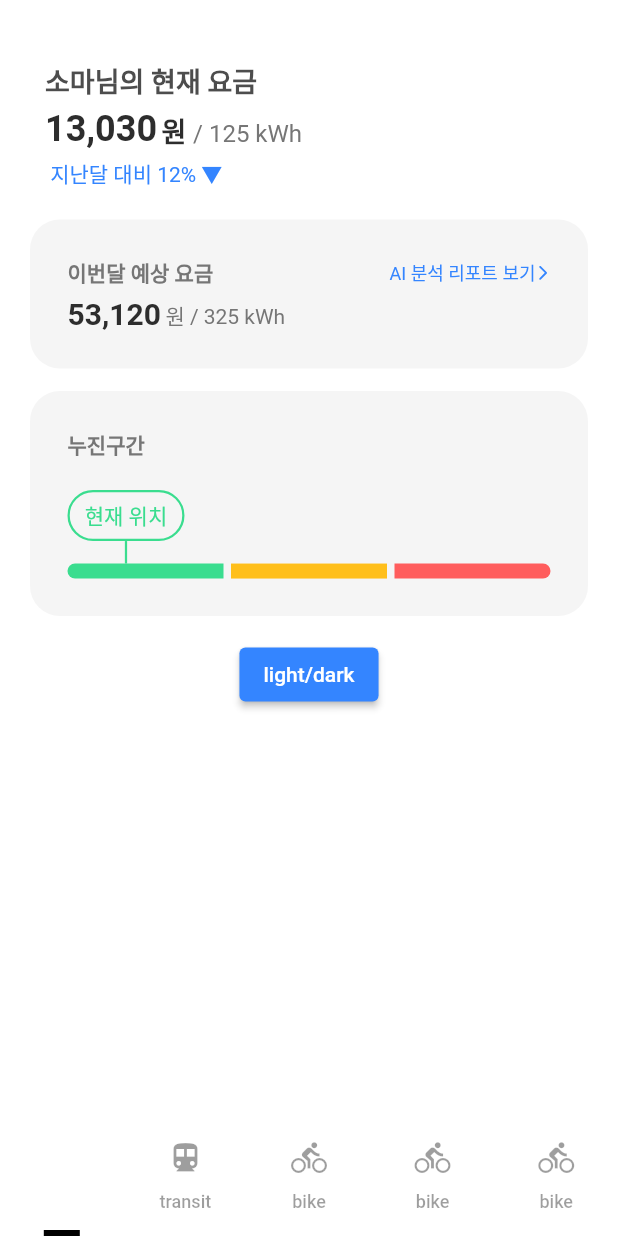
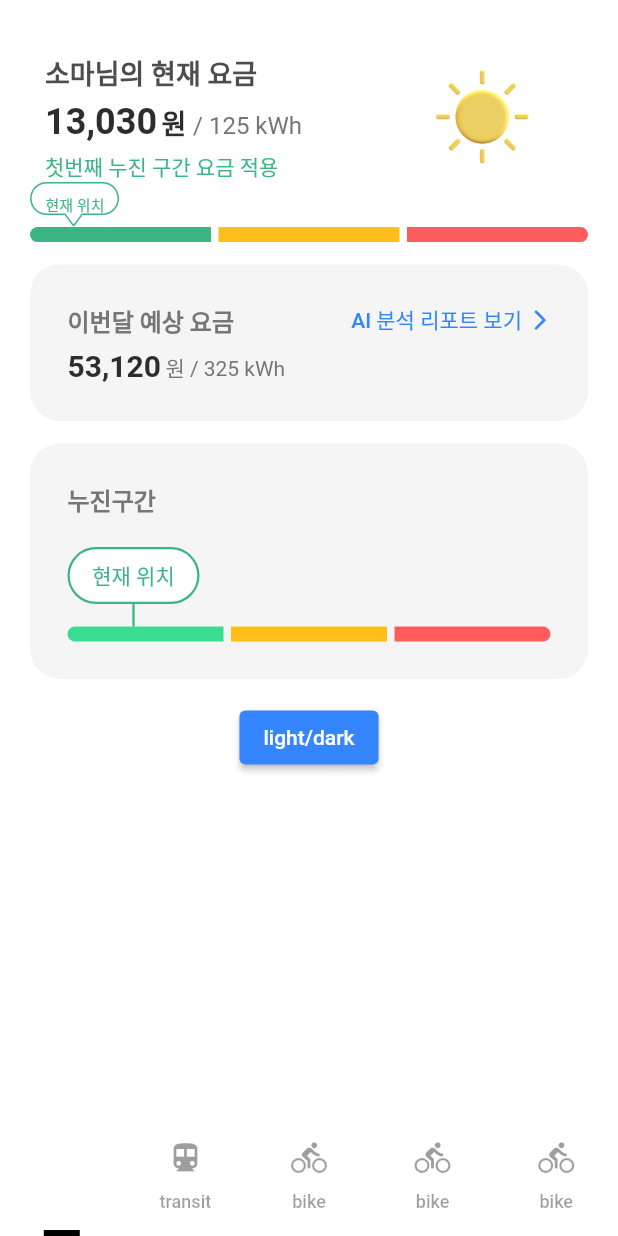
Before and after one commit to dodo849/SmartEletricAppFrontEnd, a Flutter app: the screen it shows after launch, on a phone screen of 412 x 824 dp. Run offline on Flutter 3.47's test engine with Material 2 defaults, Android fonts, the light colour scheme and no system bars; our stand-ins replace flutter_svg, get, shared_preferences; Roboto replaces fonts that are missing (Pretendard).

Commit message:
[Feat] Banner 누진 그래프 구현 중

```diff
--- a/smart_electric_application/lib/src/theme/Colors.dart
+++ b/smart_electric_application/lib/src/theme/Colors.dart
@@ -41,7 +41,7 @@ class CommonColors {
   // color define
   static const Color red = Color(0xFFEC7272);
   static const Color yellow = Color(0xFFFAD113);
-  static const Color green = Color(0xFF8ED9AB);
+  static const Color green = Color(0xFF3BB682);
 
   // 테마에 따라 바뀌지 않는 컬러
   static const Color onWhite = Color(0xFFFFFFFF);
--- a/smart_electric_application/lib/src/view/component/EstimatedChargeCard.dart
+++ b/smart_electric_application/lib/src/view/component/EstimatedChargeCard.dart
@@ -30,8 +30,8 @@ class EstimatedChargeCard extends StatelessWidget {
                 Text(
                   "이번달 예상 요금",
                   style: TextStyle(
-                    fontSize: 14,
-                    fontWeight: FontWeight.bold,
+                    fontSize: 16,
+                    fontWeight: FontWeight.w600,
                     color: context.theme.colorScheme.onSurface,
                   ),
                 ),
@@ -41,22 +41,23 @@ class EstimatedChargeCard extends StatelessWidget {
                     Text(
                       "AI 분석 리포트 보기",
                       style: TextStyle(
-                        fontSize: 12,
-                        fontWeight: FontWeight.normal,
+                        fontSize: 14,
+                        fontWeight: FontWeight.w500,
                         color: context.theme.colorScheme.secondary,
                       ),
                     ),
+                    SizedBox(width: 5),
                     SvgPicture.asset(
                       'assets/icons/arrow.svg',
-                      width: 10,
-                      height: 10,
+                      width: 14,
+                      height: 14,
                       color: context.theme.colorScheme.secondary,
                     ),
                   ],
                 ),
               ],
             ),
-            SizedBox(height: 5),
+            SizedBox(height: 7),
             Row(
               crossAxisAlignment: CrossAxisAlignment.baseline,
               textBaseline: TextBaseline.alphabetic,
--- a/smart_electric_application/lib/src/view/component/NowChargeBanner.dart
+++ b/smart_electric_application/lib/src/view/component/NowChargeBanner.dart
@@ -6,17 +6,13 @@ class NowChargeBanner extends StatelessWidget {
 
   @override
   Widget build(BuildContext context) {
+
     // 데이터
     var dataValue = "13,030";
     var bodyValue = "/ 125 kWh";
 
-
     return Container(
-        decoration: BoxDecoration(
-          borderRadius: BorderRadius.circular(20),
-        ),
-        width: double.infinity,
-        margin: EdgeInsets.only(left: 30, right: 30, top: 40, bottom: 20),
+        margin: EdgeInsets.only(left: 30, right: 30),
         child: Column(
           crossAxisAlignment: CrossAxisAlignment.start,
           children: [
@@ -62,13 +58,25 @@ class NowChargeBanner extends StatelessWidget {
               ],
             ),
             SizedBox(height: 5),
-            Text(
-              " 지난달 대비 12% ▼",
-              style: TextStyle(
-                fontSize: 14,
-                fontWeight: FontWeight.normal,
-                color: context.theme.colorScheme.secondary,
-              ),
+            Row(
+              children: [
+                Text(
+                  "첫번째 누진 구간",
+                  style: TextStyle(
+                    fontSize: 14,
+                    fontWeight: FontWeight.w500,
+                    color: context.theme.colorScheme.tertiaryContainer,
+                  ),
+                ),
+                Text(
+                  " 요금 적용",
+                  style: TextStyle(
+                    fontSize: 14,
+                    fontWeight: FontWeight.w500,
+                    color: context.theme.colorScheme.tertiaryContainer,
+                  ),
+                ),
+              ],
             ),
           ],
         ));
--- /dev/null
+++ b/smart_electric_application/lib/src/view/component/ProgressiveIntervalBar.dart
@@ -0,0 +1,80 @@
+import 'package:flutter/material.dart';
+import 'package:get/get.dart';
+import 'package:flutter_svg/flutter_svg.dart';
+
+class ProgressiveIntervalBar extends StatelessWidget {
+  const ProgressiveIntervalBar({Key? key}) : super(key: key);
+
+  @override
+  Widget build(BuildContext context) {
+    return Container(
+      margin: EdgeInsets.only(left: 20, right: 20),
+      child: Column(
+        children: [
+          Row(
+            children: [
+              // 피커
+              Stack(
+                alignment: Alignment.center,
+
+                children: [
+                  SvgPicture.asset(
+                    'assets/icons/picker.svg',
+                    // color: context.theme.colorScheme.background,
+                  ),
+                  Positioned(
+                    child: Text(
+                      "현재 위치",
+                      style: TextStyle(
+                          fontWeight: FontWeight.w500,
+                          fontSize: 10,
+                          color: context.theme.colorScheme.tertiaryContainer),
+                    ),
+                  ),
+                ],
+              ),
+            ],
+          ),
+
+          // 누진구간 bar
+          Row(
+            mainAxisSize: MainAxisSize.max,
+            crossAxisAlignment: CrossAxisAlignment.start,
+            children: [
+              Expanded(
+                child: Container(
+                    height: 10,
+                    // width: 100,
+                    decoration: BoxDecoration(
+                        color: context.theme.colorScheme.tertiaryContainer,
+                        borderRadius: BorderRadius.only(
+                            topLeft: Radius.circular(10),
+                            bottomLeft: Radius.circular(10)))),
+              ),
+              SizedBox(width: 5),
+              Expanded(
+                child: Container(
+                    height: 10,
+                    // width: 100,
+                    decoration: BoxDecoration(
+                      color: Color(0xFFFFBF1A),
+                    )),
+              ),
+              SizedBox(width: 5),
+              Expanded(
+                child: Container(
+                    height: 10,
+                    // width: 100,
+                    decoration: BoxDecoration(
+                        color: Color(0xFFFF5D5D),
+                        borderRadius: BorderRadius.only(
+                            topRight: Radius.circular(10),
+                            bottomRight: Radius.circular(10)))),
+              ),
+            ],
+          ),
+        ],
+      ),
+    );
+  }
+}
--- a/smart_electric_application/lib/src/view/component/ProgressiveSectionCard.dart
+++ b/smart_electric_application/lib/src/view/component/ProgressiveSectionCard.dart
@@ -10,16 +10,6 @@ class ProgressiveSectionCard extends StatelessWidget {
     var dataValue = "13,030";
     var bodyValue = "125 kWh";
 
-    // 박스 내의 텍스트 위젯
-    var title = Text(
-      "누진구간",
-      style: TextStyle(
-        fontSize: 14,
-        fontWeight: FontWeight.bold,
-        color: context.theme.colorScheme.onSurface,
-      ),
-    );
-
     return Container(
         decoration: BoxDecoration(
           borderRadius: BorderRadius.circular(20),
@@ -31,7 +21,14 @@ class ProgressiveSectionCard extends StatelessWidget {
         child: Column(
           crossAxisAlignment: CrossAxisAlignment.start,
           children: [
-            title,
+            Text(
+              "누진구간",
+              style: TextStyle(
+                fontSize: 16,
+                fontWeight: FontWeight.w600,
+                color: context.theme.colorScheme.onSurface,
+              ),
+            ),
 
             SizedBox(height: 20),
 
@@ -41,20 +38,22 @@ class ProgressiveSectionCard extends StatelessWidget {
                 Container(
                   decoration: BoxDecoration(
                     borderRadius: BorderRadius.circular(20),
-                    border: Border.all(color: Color(0xFF3ADD8F), width: 1.5),
-                    color: context.theme.colorScheme.surface,
+                    border: Border.all(color: context.theme.colorScheme.tertiaryContainer, width: 1.5),
+                    color: context.theme.colorScheme.background,
                   ),
                   padding:
-                      EdgeInsets.only(left: 10, right: 10, bottom: 5, top: 5),
+                      EdgeInsets.only(left: 15, right: 15, bottom: 7, top: 7),
                   child: Text(
                     "현재 위치",
-                    style: TextStyle(color: Color(0xFF3ADD8F)),
+                    style: TextStyle(
+                      fontWeight: FontWeight.w500,
+                      color: context.theme.colorScheme.tertiaryContainer),
                   ),
                 ),
                 Container(
                   width: 1.5,
                   height: 15,
-                  color: Color(0xFF3ADD8F),
+                  color: context.theme.colorScheme.tertiaryContainer,
                 ),
               ],
             ),
--- /dev/null
+++ b/smart_electric_application/lib/src/view/component/Template.dart
@@ -0,0 +1,12 @@
+import 'package:flutter/material.dart';
+
+class Template extends StatelessWidget {
+  const Template({Key? key}) : super(key: key);
+
+  @override
+  Widget build(BuildContext context) {
+
+    return Container(
+    );
+  }
+}
--- a/smart_electric_application/lib/src/view/page/MyHome.dart
+++ b/smart_electric_application/lib/src/view/page/MyHome.dart
@@ -2,8 +2,8 @@ import 'package:flutter/material.dart';
 import 'package:get/get.dart';
 import 'package:smart_electric_application/src/view/component/NowChargeBanner.dart';
 import 'package:smart_electric_application/src/view/component/ProgressiveSectionCard.dart';
-import 'package:smart_electric_application/src/view/page/SecondPage.dart';
 import 'package:smart_electric_application/src/view/component/EstimatedChargeCard.dart';
+import 'package:smart_electric_application/src/view/component/ProgressiveIntervalBar.dart';
 import 'package:shared_preferences/shared_preferences.dart';
 
 class MyHome extends StatelessWidget {
@@ -37,7 +37,17 @@ class MyHome extends StatelessWidget {
         appBar: EmptyAppBar(),
         body: TabBarView(physics: NeverScrollableScrollPhysics(), children: [
           Column(children: [
-            NowChargeBanner(),
+            SizedBox(height: 35),
+            Row(
+              children: [
+                NowChargeBanner(),
+                Spacer(),
+                Image.asset("assets/images/img_day.png", width: 70, height: 70),
+                Spacer(),
+              ],
+            ),
+            ProgressiveIntervalBar(),
+            SizedBox(height: 15),
             EstimatedChargeCard(),
             SizedBox(height: 15),
             ProgressiveSectionCard(),
```
Also changed, not shown: smart_electric_application/assets/icons/picker.svg (added), smart_electric_application/assets/images/img_day.png (added), smart_electric_application/assets/images/img_night.png (added).
